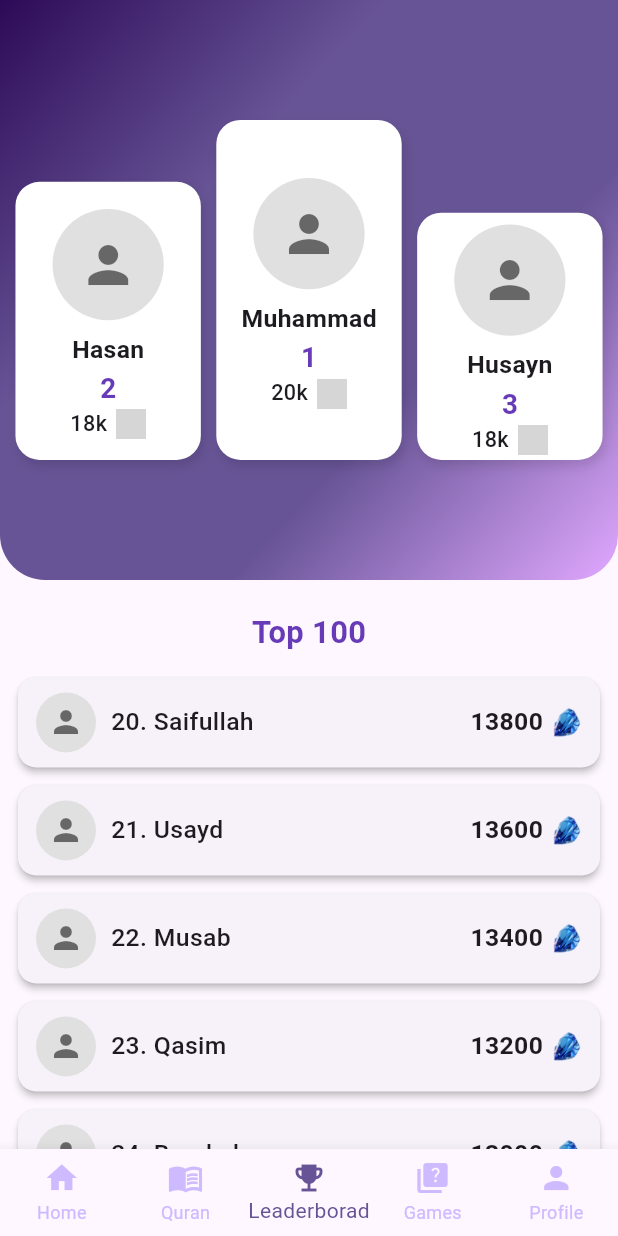
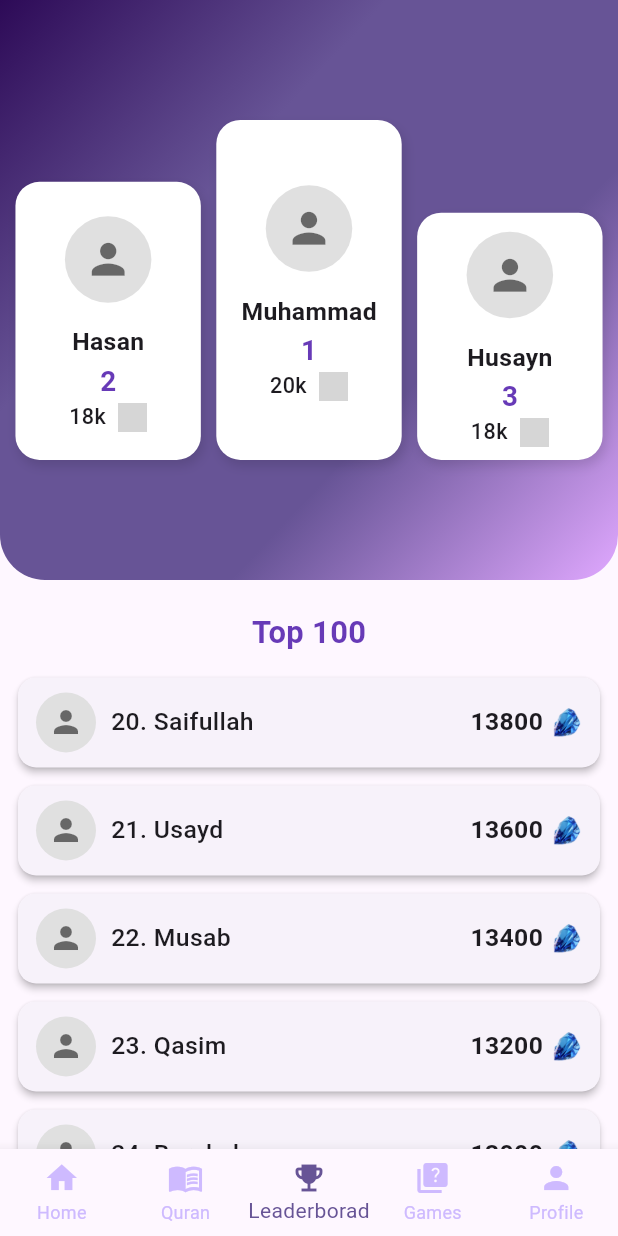
Before and after one commit to abdullahjohar23/islamic-quiz-app, a Flutter app: the screen it shows after launch, item 3 of the bottom bar chosen, scrolled down 1152 dp, on a phone screen of 412 x 824 dp. Run offline on Flutter 3.47's test engine with Material 3 defaults, Android fonts, the phone set to English and light mode, and no system bars; project files that could hold a hidden picture were left out; grey boxes are pictures that could not be loaded.

Commit message:
media query used

```diff
--- a/lib/leaderboard_related/top_three_card_design.dart
+++ b/lib/leaderboard_related/top_three_card_design.dart
@@ -17,7 +17,7 @@ class TopThreeCard extends StatelessWidget {
     @override
     Widget build(BuildContext context) {
         double deviceWidth = MediaQuery.of(context).size.width;
-        // double deviceHeight = MediaQuery.of(context).size.height;
+        double deviceHeight = MediaQuery.of(context).size.height;
 
         // Get badge info from score
         final badge = getCurrentBadge(user.score);
@@ -41,23 +41,25 @@ class TopThreeCard extends StatelessWidget {
 
             child: Column(
                 mainAxisAlignment: MainAxisAlignment.center,
-                // crossAxisAlignment: CrossAxisAlignment.start,
-
                 children: [
                     CircleAvatar(
-                        radius: deviceWidth * 0.09,
+                        radius: deviceWidth * 0.07,
                         backgroundColor: Colors.grey[300],
-                        child: const Icon(Icons.person, size: 40, color: Colors.black54),
+                        child: Icon(
+                            Icons.person,
+                            size: deviceWidth*0.08,
+                            color: Colors.black54,
+                        ),
                     ),
 
-                    const SizedBox(height: 8),
+                    SizedBox(height: deviceHeight * 0.018),
 
                     // Name
                     Text(
                         user.name,
                         style: TextStyle(
-                        fontWeight: FontWeight.bold,
-                        fontSize: deviceWidth * 0.04,
+                            fontWeight: FontWeight.bold,
+                            fontSize: deviceWidth * 0.04,
                         ),
                     ),
 
@@ -65,9 +67,9 @@ class TopThreeCard extends StatelessWidget {
                     Text(
                         "$rank",
                         style: TextStyle(
-                        fontSize: deviceWidth * 0.045,
-                        fontWeight: FontWeight.w600,
-                        color: Colors.deepPurple,
+                            fontSize: deviceWidth * 0.045,
+                            fontWeight: FontWeight.w600,
+                            color: Colors.deepPurple,
                         ),
                     ),
 
@@ -83,12 +85,12 @@ class TopThreeCard extends StatelessWidget {
                                 ),
                             ),
 
-                            const SizedBox(width: 6),
+                            SizedBox(width: deviceWidth * 0.02),
 
                             Image.asset(
                                 badge.imagePath,
-                                width: 20,
-                                height: 20,
+                                width: deviceWidth*0.047,
+                                height: deviceWidth*0.047,
                             ),
                         ],
                     ),
```
